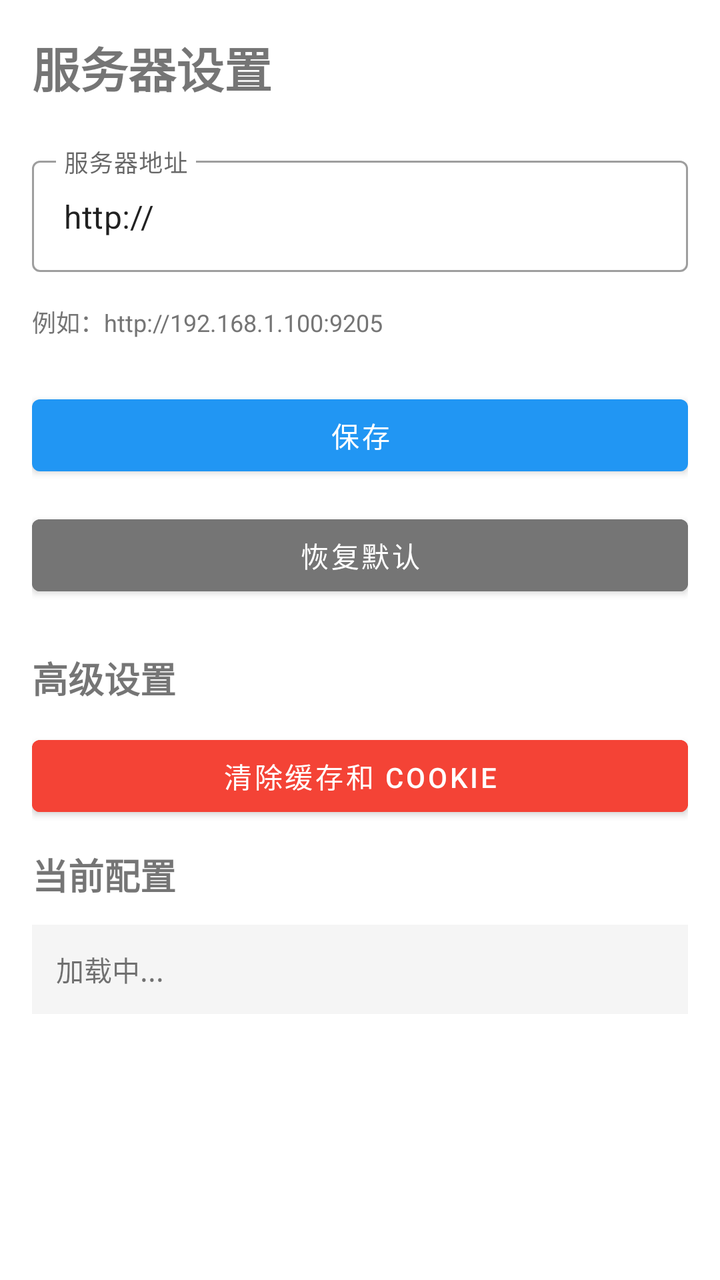
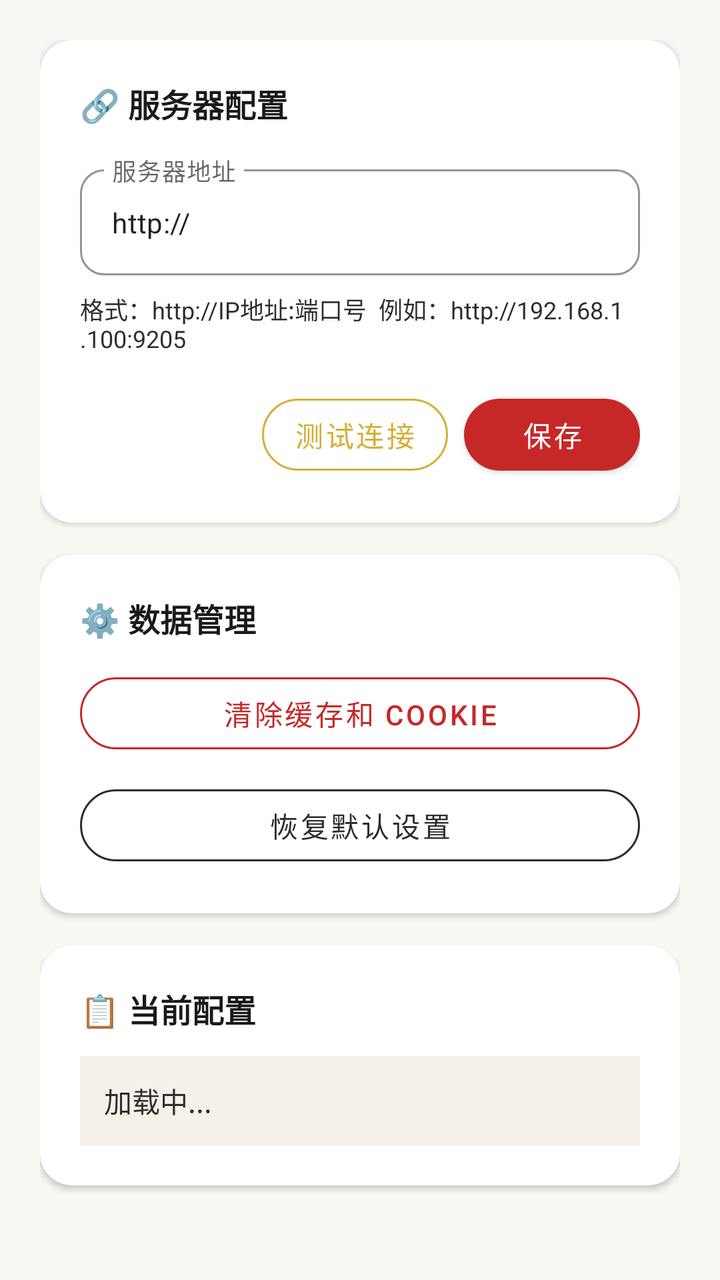

Before-and-after screenshots of an Android layout around one commit, followed by the original layout XML and the change that was made.
<!-- AndroidManifest.xml: application theme Theme.GiftLedger -->
<!-- res/layout/activity_settings.xml -->
<?xml version="1.0" encoding="utf-8"?>
<LinearLayout xmlns:android="http://schemas.android.com/apk/res/android"
    xmlns:app="http://schemas.android.com/apk/res-auto"
    xmlns:tools="http://schemas.android.com/tools"
    android:layout_width="match_parent"
    android:layout_height="match_parent"
    android:orientation="vertical"
    android:padding="16dp"
    tools:context=".SettingsActivity">

    <TextView
        android:layout_width="match_parent"
        android:layout_height="wrap_content"
        android:text="服务器设置"
        android:textSize="24sp"
        android:textStyle="bold"
        android:layout_marginBottom="24dp" />

    <com.google.android.material.textfield.TextInputLayout
        android:layout_width="match_parent"
        android:layout_height="wrap_content"
        android:layout_marginBottom="16dp"
        style="@style/Widget.MaterialComponents.TextInputLayout.OutlinedBox">

        <com.google.android.material.textfield.TextInputEditText
            android:id="@+id/serverUrlInput"
            android:layout_width="match_parent"
            android:layout_height="wrap_content"
            android:hint="服务器地址"
            android:inputType="textUri"
            android:text="http://" />
    </com.google.android.material.textfield.TextInputLayout>

    <TextView
        android:layout_width="match_parent"
        android:layout_height="wrap_content"
        android:text="例如：http://192.168.1.100:9205"
        android:textSize="12sp"
        android:textColor="@color/secondary_text"
        android:layout_marginBottom="24dp" />

    <Button
        android:id="@+id/saveButton"
        android:layout_width="match_parent"
        android:layout_height="wrap_content"
        android:text="保存"
        android:layout_marginBottom="12dp" />

    <Button
        android:id="@+id/resetButton"
        android:layout_width="match_parent"
        android:layout_height="wrap_content"
        android:text="恢复默认"
        android:backgroundTint="@color/secondary_text"
        android:layout_marginBottom="24dp" />

    <TextView
        android:layout_width="match_parent"
        android:layout_height="wrap_content"
        android:text="高级设置"
        android:textSize="18sp"
        android:textStyle="bold"
        android:layout_marginBottom="12dp" />

    <Button
        android:id="@+id/clearCacheButton"
        android:layout_width="match_parent"
        android:layout_height="wrap_content"
        android:text="清除缓存和 Cookie"
        android:backgroundTint="@color/error"
        android:layout_marginBottom="12dp" />

    <TextView
        android:layout_width="match_parent"
        android:layout_height="wrap_content"
        android:text="当前配置"
        android:textSize="18sp"
        android:textStyle="bold"
        android:layout_marginBottom="12dp" />

    <TextView
        android:id="@+id/currentConfigText"
        android:layout_width="match_parent"
        android:layout_height="wrap_content"
        android:text="加载中..."
        android:textSize="14sp"
        android:background="@color/background_grey"
        android:padding="12dp" />

</LinearLayout>
<!-- resources referenced by this layout -->
<resources>
  <color name="background_grey">#F5F5F5</color>
  <color name="error">#F44336</color>
  <color name="secondary_text">#757575</color>
  <style name="Theme.GiftLedger" parent="Theme.MaterialComponents.Light.NoActionBar">
          <item name="colorPrimary">@color/primary</item>
          <item name="colorPrimaryDark">@color/primary_dark</item>
          <item name="colorPrimaryVariant">@color/primary_light</item>
          <item name="colorSecondary">@color/secondary</item>
          <item name="colorSecondaryVariant">@color/secondary_dark</item>
          <item name="android:statusBarColor">@color/primary_dark</item>
          <item name="android:windowLightStatusBar">false</item>
          <item name="android:windowFullscreen">false</item>
          <item name="android:windowContentOverlay">@null</item>
          <item name="android:webViewStyle">@style/WebViewStyle</item>
      </style>
  <color name="primary">#2196F3</color>
  <color name="primary_dark">#1976D2</color>
  <color name="primary_light">#BBDEFB</color>
  <color name="secondary">#4CAF50</color>
  <color name="secondary_dark">#388E3C</color>
  <style name="WebViewStyle" parent="android:Widget.WebView">
          <item name="android:background">@color/webview_background</item>
      </style>
  <color name="webview_background">#FFFFFF</color>
</resources>

<!-- the commit's change to res/layout/activity_settings.xml (unified diff, before → after) -->
@@ -1,90 +1,186 @@
 <?xml version="1.0" encoding="utf-8"?>
-<LinearLayout xmlns:android="http://schemas.android.com/apk/res/android"
+<ScrollView xmlns:android="http://schemas.android.com/apk/res/android"
     xmlns:app="http://schemas.android.com/apk/res-auto"
     xmlns:tools="http://schemas.android.com/tools"
     android:layout_width="match_parent"
     android:layout_height="match_parent"
-    android:orientation="vertical"
-    android:padding="16dp"
-    tools:context=".SettingsActivity">
+    android:background="@color/rice_white"
+    android:fillViewport="true">
 
-    <TextView
+    <LinearLayout
         android:layout_width="match_parent"
         android:layout_height="wrap_content"
-        android:text="服务器设置"
-        android:textSize="24sp"
-        android:textStyle="bold"
-        android:layout_marginBottom="24dp" />
+        android:orientation="vertical"
+        android:padding="20dp"
+        tools:context=".SettingsActivity">
 
-    <com.google.android.material.textfield.TextInputLayout
-        android:layout_width="match_parent"
-        android:layout_height="wrap_content"
-        android:layout_marginBottom="16dp"
-        style="@style/Widget.MaterialComponents.TextInputLayout.OutlinedBox">
-
-        <com.google.android.material.textfield.TextInputEditText
-            android:id="@+id/serverUrlInput"
+        
+        <com.google.android.material.card.MaterialCardView
             android:layout_width="match_parent"
             android:layout_height="wrap_content"
-            android:hint="服务器地址"
-            android:inputType="textUri"
-            android:text="http://" />
-    </com.google.android.material.textfield.TextInputLayout>
+            app:cardCornerRadius="16dp"
+            app:cardElevation="2dp"
+            app:cardBackgroundColor="@color/surface"
+            android:layout_marginBottom="16dp">
 
-    <TextView
-        android:layout_width="match_parent"
-        android:layout_height="wrap_content"
-        android:text="例如：http://192.168.1.100:9205"
-        android:textSize="12sp"
-        android:textColor="@color/secondary_text"
-        android:layout_marginBottom="24dp" />
+            <LinearLayout
+                android:layout_width="match_parent"
+                android:layout_height="wrap_content"
+                android:orientation="vertical"
+                android:padding="20dp">
 
-    <Button
-        android:id="@+id/saveButton"
-        android:layout_width="match_parent"
-        android:layout_height="wrap_content"
-        android:text="保存"
-        android:layout_marginBottom="12dp" />
+                <TextView
+                    android:layout_width="match_parent"
+                    android:layout_height="wrap_content"
+                    android:text="🔗 服务器配置"
+                    android:textSize="16sp"
+                    android:textStyle="bold"
+                    android:textColor="@color/ink_black"
+                    android:layout_marginBottom="16dp" />
 
-    <Button
-        android:id="@+id/resetButton"
-        android:layout_width="match_parent"
-        android:layout_height="wrap_content"
-        android:text="恢复默认"
-        android:backgroundTint="@color/secondary_text"
-        android:layout_marginBottom="24dp" />
+                <com.google.android.material.textfield.TextInputLayout
+                    android:layout_width="match_parent"
+                    android:layout_height="wrap_content"
+                    android:layout_marginBottom="8dp"
+                    app:boxCornerRadiusTopStart="12dp"
+                    app:boxCornerRadiusTopEnd="12dp"
+                    app:boxCornerRadiusBottomStart="12dp"
+                    app:boxCornerRadiusBottomEnd="12dp"
+                    style="@style/Widget.MaterialComponents.TextInputLayout.OutlinedBox"
+                    app:hintTextColor="@color/primary"
+                    app:boxStrokeColor="@color/primary">
 
-    <TextView
-        android:layout_width="match_parent"
-        android:layout_height="wrap_content"
-        android:text="高级设置"
-        android:textSize="18sp"
-        android:textStyle="bold"
-        android:layout_marginBottom="12dp" />
+                    <com.google.android.material.textfield.TextInputEditText
+                        android:id="@+id/serverUrlInput"
+                        android:layout_width="match_parent"
+                        android:layout_height="wrap_content"
+                        android:hint="服务器地址"
+                        android:inputType="textUri"
+                        android:text="http://"
+                        android:textSize="14sp" />
+                </com.google.android.material.textfield.TextInputLayout>
 
-    <Button
-        android:id="@+id/clearCacheButton"
-        android:layout_width="match_parent"
-        android:layout_height="wrap_content"
-        android:text="清除缓存和 Cookie"
-        android:backgroundTint="@color/error"
-        android:layout_marginBottom="12dp" />
+                <TextView
+                    android:layout_width="match_parent"
+                    android:layout_height="wrap_content"
+                    android:text="格式：http://IP地址:端口号  例如：http://192.168.1.100:9205"
+                    android:textSize="12sp"
+                    android:textColor="@color/charcoal"
+                    android:layout_marginBottom="16dp" />
 
-    <TextView
-        android:layout_width="match_parent"
-        android:layout_height="wrap_content"
-        android:text="当前配置"
-        android:textSize="18sp"
-        android:textStyle="bold"
-        android:layout_marginBottom="12dp" />
+                <LinearLayout
+                    android:layout_width="match_parent"
+                    android:layout_height="wrap_content"
+                    android:orientation="horizontal"
+                    android:gravity="end">
 
-    <TextView
-        android:id="@+id/currentConfigText"
-        android:layout_width="match_parent"
-        android:layout_height="wrap_content"
-        android:text="加载中..."
-        android:textSize="14sp"
-        android:background="@color/background_grey"
-        android:padding="12dp" />
+                    <com.google.android.material.button.MaterialButton
+                        android:id="@+id/testButton"
+                        style="@style/Widget.MaterialComponents.Button.OutlinedButton"
+                        android:layout_width="wrap_content"
+                        android:layout_height="wrap_content"
+                        android:text="测试连接"
+                        android:layout_marginEnd="8dp"
+                        app:cornerRadius="20dp"
+                        app:strokeColor="@color/luxury_gold"
+                        android:textColor="@color/luxury_gold" />
 
-</LinearLayout>
+                    <com.google.android.material.button.MaterialButton
+                        android:id="@+id/saveButton"
+                        android:layout_width="wrap_content"
+                        android:layout_height="wrap_content"
+                        android:text="保存"
+                        app:cornerRadius="20dp"
+                        app:backgroundTint="@color/primary" />
+                </LinearLayout>
+
+            </LinearLayout>
+        </com.google.android.material.card.MaterialCardView>
+
+        
+        <com.google.android.material.card.MaterialCardView
+            android:layout_width="match_parent"
+            android:layout_height="wrap_content"
+            app:cardCornerRadius="16dp"
+            app:cardElevation="2dp"
+            app:cardBackgroundColor="@color/surface"
+            android:layout_marginBottom="16dp">
+
+            <LinearLayout
+                android:layout_width="match_parent"
+                android:layout_height="wrap_content"
+                android:orientation="vertical"
+                android:padding="20dp">
+
+                <TextView
+                    android:layout_width="match_parent"
+                    android:layout_height="wrap_content"
+                    android:text="⚙️ 数据管理"
+                    android:textSize="16sp"
+                    android:textStyle="bold"
+                    android:textColor="@color/ink_black"
+                    android:layout_marginBottom="12dp" />
+
+                <com.google.android.material.button.MaterialButton
+                    android:id="@+id/clearCacheButton"
+                    style="@style/Widget.MaterialComponents.Button.OutlinedButton"
+                    android:layout_width="match_parent"
+                    android:layout_height="wrap_content"
+                    android:text="清除缓存和 Cookie"
+                    app:cornerRadius="20dp"
+                    app:strokeColor="@color/error"
+                    android:textColor="@color/error"
+                    android:layout_marginBottom="8dp" />
+
+                <com.google.android.material.button.MaterialButton
+                    android:id="@+id/resetButton"
+                    style="@style/Widget.MaterialComponents.Button.OutlinedButton"
+                    android:layout_width="match_parent"
+                    android:layout_height="wrap_content"
+                    android:text="恢复默认设置"
+                    app:cornerRadius="20dp"
+                    app:strokeColor="@color/charcoal"
+                    android:textColor="@color/charcoal" />
+
+            </LinearLayout>
+        </com.google.android.material.card.MaterialCardView>
+
+        
+        <com.google.android.material.card.MaterialCardView
+            android:layout_width="match_parent"
+            android:layout_height="wrap_content"
+            app:cardCornerRadius="16dp"
+            app:cardElevation="2dp"
+            app:cardBackgroundColor="@color/surface">
+
+            <LinearLayout
+                android:layout_width="match_parent"
+                android:layout_height="wrap_content"
+                android:orientation="vertical"
+                android:padding="20dp">
+
+                <TextView
+                    android:layout_width="match_parent"
+                    android:layout_height="wrap_content"
+                    android:text="📋 当前配置"
+                    android:textSize="16sp"
+                    android:textStyle="bold"
+                    android:textColor="@color/ink_black"
+                    android:layout_marginBottom="12dp" />
+
+                <TextView
+                    android:id="@+id/currentConfigText"
+                    android:layout_width="match_parent"
+                    android:layout_height="wrap_content"
+                    android:text="加载中..."
+                    android:textSize="14sp"
+                    android:textColor="@color/charcoal"
+                    android:lineSpacingExtra="4dp"
+                    android:background="@color/parchment"
+                    android:padding="12dp" />
+
+            </LinearLayout>
+        </com.google.android.material.card.MaterialCardView>
+
+    </LinearLayout>
+</ScrollView>
<!-- resource entries referenced after the edit -->
@@ -1,28 +1,28 @@
 <!-- resources referenced by this layout -->
 <resources>
-  <color name="background_grey">#F5F5F5</color>
-  <color name="error">#F44336</color>
-  <color name="secondary_text">#757575</color>
+  <color name="charcoal">#2D2D2D</color>
+  <color name="error">#C62828</color>
+  <color name="ink_black">#1A1A1A</color>
+  <color name="luxury_gold">#D4AF37</color>
+  <color name="parchment">#F5F0E8</color>
   <style name="Theme.GiftLedger" parent="Theme.MaterialComponents.Light.NoActionBar">
           <item name="colorPrimary">@color/primary</item>
           <item name="colorPrimaryDark">@color/primary_dark</item>
           <item name="colorPrimaryVariant">@color/primary_light</item>
-          <item name="colorSecondary">@color/secondary</item>
+          <item name="colorSecondary">@color/luxury_gold</item>
           <item name="colorSecondaryVariant">@color/secondary_dark</item>
+          <item name="colorAccent">@color/accent</item>
           <item name="android:statusBarColor">@color/primary_dark</item>
           <item name="android:windowLightStatusBar">false</item>
-          <item name="android:windowFullscreen">false</item>
+          <item name="android:windowBackground">@color/rice_white</item>
           <item name="android:windowContentOverlay">@null</item>
-          <item name="android:webViewStyle">@style/WebViewStyle</item>
       </style>
-  <color name="primary">#2196F3</color>
-  <color name="primary_dark">#1976D2</color>
-  <color name="primary_light">#BBDEFB</color>
-  <color name="secondary">#4CAF50</color>
-  <color name="secondary_dark">#388E3C</color>
-  <style name="WebViewStyle" parent="android:Widget.WebView">
-          <item name="android:background">@color/webview_background</item>
-      </style>
-  <color name="webview_background">#FFFFFF</color>
+  <color name="primary">#C62828</color>
+  <color name="rice_white">#FAF8F5</color>
+  <color name="surface">#FFFFFF</color>
+  <color name="primary_dark">#8B1538</color>
+  <color name="primary_light">#FFCDD2</color>
+  <color name="secondary_dark">#C49A48</color>
+  <color name="accent">#E63946</color>
 </resources>
 
